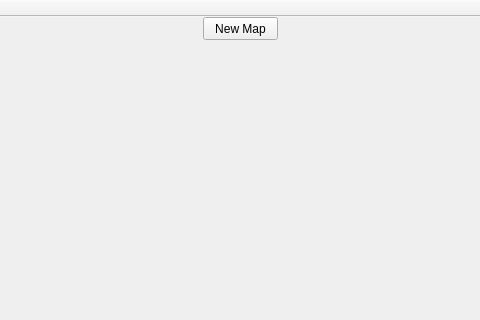
This is ProjectHiawatha/mainwindow.ui in Alex-BusNet/ProjectHiawatha as Qt 5 draws it before an edit; both pictures show x 177 to 657 and y 0 to 320 of the 829 by 546 pixel window. The edited form follows.
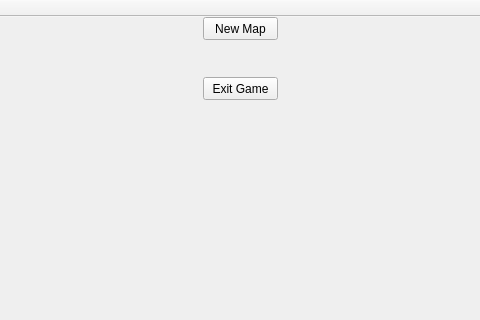
This is the edited form.

```diff
--- a/ProjectHiawatha/mainwindow.ui
+++ b/ProjectHiawatha/mainwindow.ui
@@ -27,6 +27,19 @@
      <string>New Map</string>
     </property>
    </widget>
+   <widget class="QPushButton" name="exit">
+    <property name="geometry">
+     <rect>
+      <x>380</x>
+      <y>60</y>
+      <width>75</width>
+      <height>23</height>
+     </rect>
+    </property>
+    <property name="text">
+     <string>Exit Game</string>
+    </property>
+   </widget>
   </widget>
   <widget class="QMenuBar" name="menuBar">
    <property name="geometry">
```
